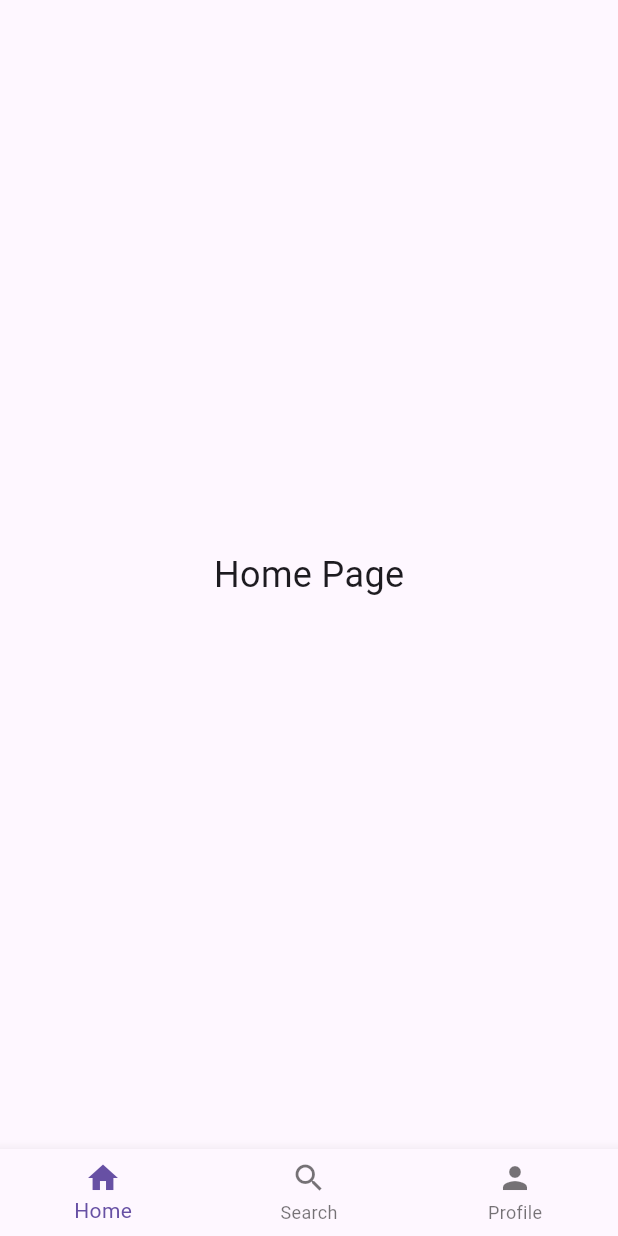
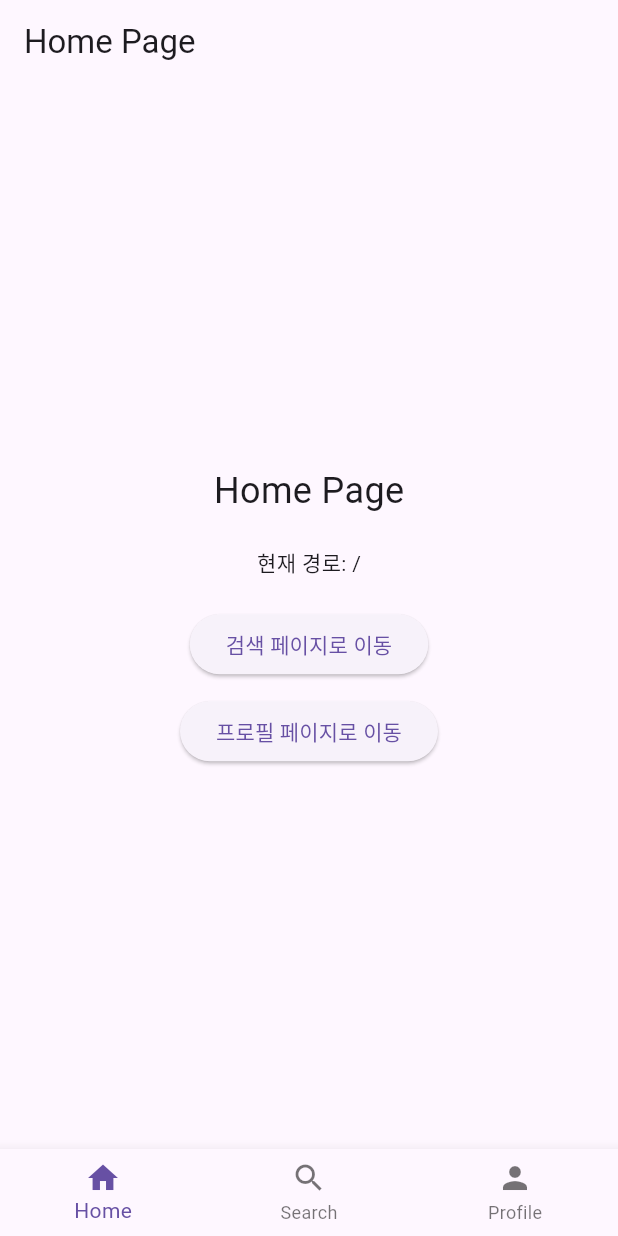
Before and after one commit to BobbyGim/mobile_blog, a Flutter app: the screen it shows after launch, on a phone screen of 412 x 824 dp. Run offline on Flutter 3.47's test engine with Material 3 defaults, Android fonts, the phone set to English and light mode, and no system bars; our stand-ins replace flutter_riverpod, go_router, riverpod_annotation; generated files the repository leaves out were written again.

Commit message:
feat : scheme 등록

```diff
--- a/lib/core/layout/providers/shell_layout_provider.dart
+++ b/lib/core/layout/providers/shell_layout_provider.dart
@@ -4,11 +4,11 @@ import 'package:riverpod_annotation/riverpod_annotation.dart';
 
 part 'shell_layout_provider.g.dart';
 
-final route = ['/home', '/search', '/profile'];
+final route = ['/', '/search', '/profile'];
 
 @riverpod
 class ShellLayout extends _$ShellLayout {
-  static const List<String> _routes = ['/home', '/todo'];
+  static const List<String> _routes = ['/', '/todo'];
 
   @override
   int build() => 0;
@@ -28,7 +28,7 @@ class ShellLayout extends _$ShellLayout {
 
   int getBottomNavIndexFromLocation(String location) {
     switch (location) {
-      case '/home':
+      case '/':
         return 0;
       case '/search':
         return 1;
@@ -43,7 +43,7 @@ class ShellLayout extends _$ShellLayout {
     // 해당 인덱스에 맞는 경로로 이동
     switch (index) {
       case 0:
-        context.go('/home');
+        context.go('/');
         break;
       case 1:
         context.go('/search');
--- a/lib/core/router/router.dart
+++ b/lib/core/router/router.dart
@@ -5,13 +5,14 @@ import 'package:mobile_blog/features/search/search_page.dart';
 import 'package:mobile_blog/features/profile/profile_page.dart';
 
 final GoRouter router = GoRouter(
-  initialLocation: '/home',
+  initialLocation: '/',
+  debugLogDiagnostics: true, // 디버그 로그 활성화
   routes: [
     ShellRoute(
       builder: (context, state, child) => ShellLayout(child: child),
       routes: [
         GoRoute(
-          path: '/home',
+          path: '/',
           pageBuilder: (context, state) =>
               NoTransitionPage(child: const HomePage()),
         ),
--- a/lib/features/home/home_page.dart
+++ b/lib/features/home/home_page.dart
@@ -1,12 +1,33 @@
 import 'package:flutter/material.dart';
+import 'package:go_router/go_router.dart';
 
 class HomePage extends StatelessWidget {
   const HomePage({Key? key}) : super(key: key);
 
   @override
   Widget build(BuildContext context) {
-    return const Center(
-      child: Text('Home Page', style: TextStyle(fontSize: 24)),
+    return Scaffold(
+      appBar: AppBar(title: const Text('Home Page')),
+      body: Center(
+        child: Column(
+          mainAxisAlignment: MainAxisAlignment.center,
+          children: [
+            const Text('Home Page', style: TextStyle(fontSize: 24)),
+            const SizedBox(height: 20),
+            Text('현재 경로: ${GoRouterState.of(context).matchedLocation}'),
+            const SizedBox(height: 20),
+            ElevatedButton(
+              onPressed: () => context.go('/search'),
+              child: const Text('검색 페이지로 이동'),
+            ),
+            const SizedBox(height: 10),
+            ElevatedButton(
+              onPressed: () => context.go('/profile'),
+              child: const Text('프로필 페이지로 이동'),
+            ),
+          ],
+        ),
+      ),
     );
   }
 }
--- a/lib/features/search/search_page.dart
+++ b/lib/features/search/search_page.dart
@@ -1,12 +1,28 @@
 import 'package:flutter/material.dart';
+import 'package:go_router/go_router.dart';
 
 class SearchPage extends StatelessWidget {
   const SearchPage({Key? key}) : super(key: key);
 
   @override
   Widget build(BuildContext context) {
-    return const Center(
-      child: Text('Search Page', style: TextStyle(fontSize: 24)),
+    return Scaffold(
+      appBar: AppBar(title: const Text('Search Page')),
+      body: Center(
+        child: Column(
+          mainAxisAlignment: MainAxisAlignment.center,
+          children: [
+            const Text('Search Page', style: TextStyle(fontSize: 24)),
+            const SizedBox(height: 20),
+            Text('현재 경로: ${GoRouterState.of(context).matchedLocation}'),
+            const SizedBox(height: 20),
+            ElevatedButton(
+              onPressed: () => context.go('/'),
+              child: const Text('홈으로 이동'),
+            ),
+          ],
+        ),
+      ),
     );
   }
 }
```
Also changed, not shown: 2 other files.
